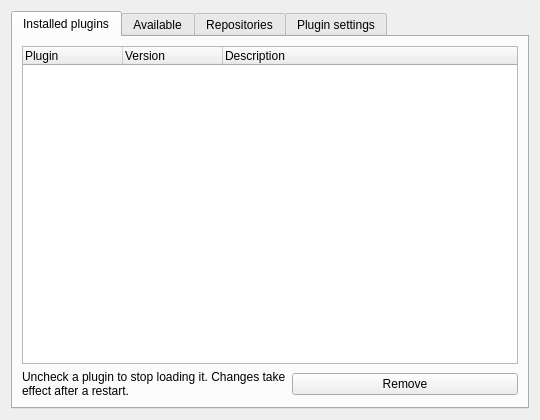
Above: src/engines/SettingsPythonPluginForm.ui from LubosD/fatrat before the change. Below: the same form after it.
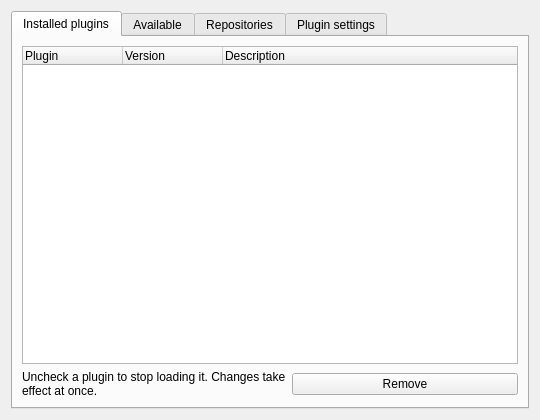
That is the form after the change.

Commit message:
Python extensions: fix the update-check default and stale restart wording
check_updates=true sat under [java] while the code reads python/check_updates, so
the check never ran by default. Enabling/disabling a plugin applies at once, and
installing or editing one no longer needs a restart in the front ends and the
example repository README.

```diff
--- a/src/engines/SettingsPythonPluginForm.ui
+++ b/src/engines/SettingsPythonPluginForm.ui
@@ -48,7 +48,7 @@
          <item>
           <widget class="QLabel" name="labelHint">
            <property name="text">
-            <string>Uncheck a plugin to stop loading it. Changes take effect after a restart.</string>
+            <string>Uncheck a plugin to stop loading it. Changes take effect at once.</string>
            </property>
            <property name="wordWrap">
             <bool>true</bool>
```
The commit also changes 6 other files.
